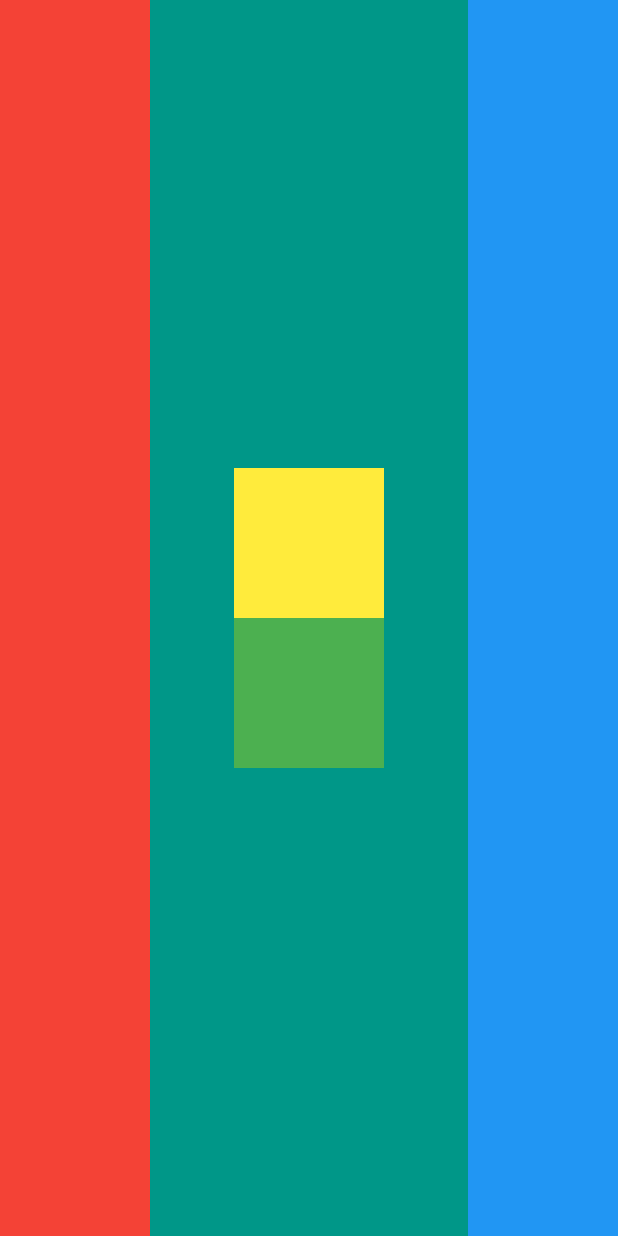
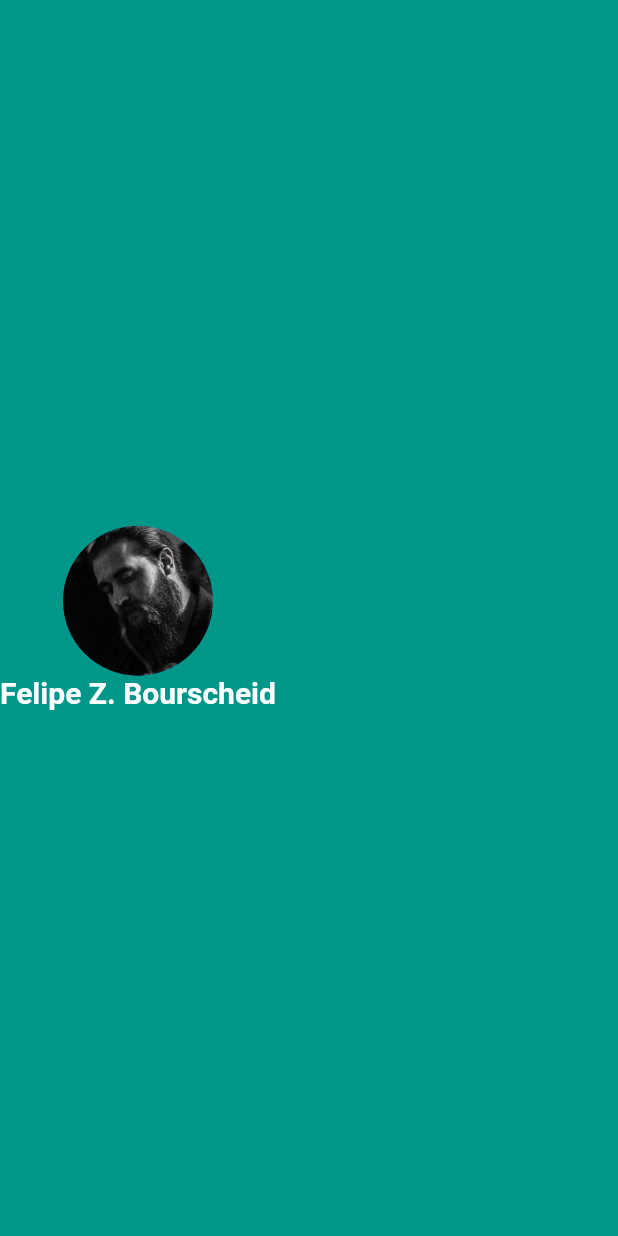
Before and after one commit to liposo/Flutter-Bootcamp, a Flutter app: the screen it shows after launch, on a phone screen of 412 x 824 dp. Run offline on Flutter 3.47's test engine with Material 2 defaults, Android fonts, the light colour scheme and no system bars.

Commit message:
Start MeCard layout

```diff
--- a/me_card/lib/main.dart
+++ b/me_card/lib/main.dart
@@ -1,4 +1,5 @@
 import 'package:flutter/material.dart';
+import 'package:flutter/widgets.dart';
 
 void main() {
   runApp(MyApp());
@@ -11,32 +12,19 @@ class MyApp extends StatelessWidget {
       home: Scaffold(
         backgroundColor: Colors.teal,
         body: SafeArea(
-          child: Row(
-            mainAxisAlignment: MainAxisAlignment.spaceBetween,
+          child: Column(
+            mainAxisAlignment: MainAxisAlignment.center,
             children: [
-              Container(
-                color: Colors.red,
-                width: 100.0,
+              CircleAvatar(
+                radius: 50.0,
+                backgroundImage: AssetImage("images/avatar.jpg"),
               ),
-              Column(
-                mainAxisAlignment: MainAxisAlignment.center,
-                children: [
-                  Container(
-                    width: 100.0,
-                    height: 100.0,
-                    color: Colors.yellow,
-                  ),
-                  Container(
-                    width: 100.0,
-                    height: 100.0,
-                    color: Colors.green,
-                  )
-                ],
-              ),
-              Container(
-                color: Colors.blue,
-                width: 100.0,
-              )
+              Text("Felipe Z. Bourscheid",
+              style: TextStyle(
+                fontSize: 20.0,
+                color: Colors.white,
+                fontWeight: FontWeight.bold
+              ),)
             ],
           ),
         ),
```
Also changed, not shown: me_card/images/avatar.jpg (added).
